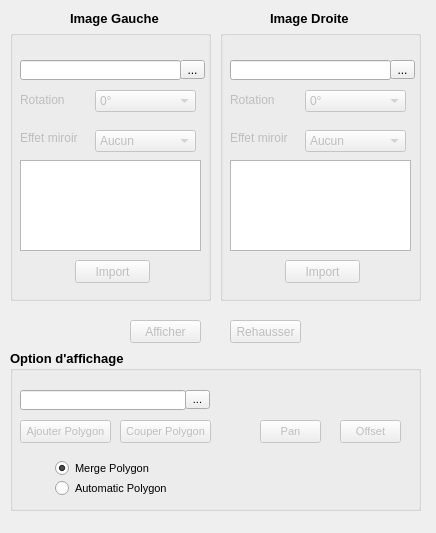
This is ui-optionWindow.ui in Direction-des-inventaires-forestiers/StereoPhoto as Qt 5 draws it before an edit. The edited form follows.
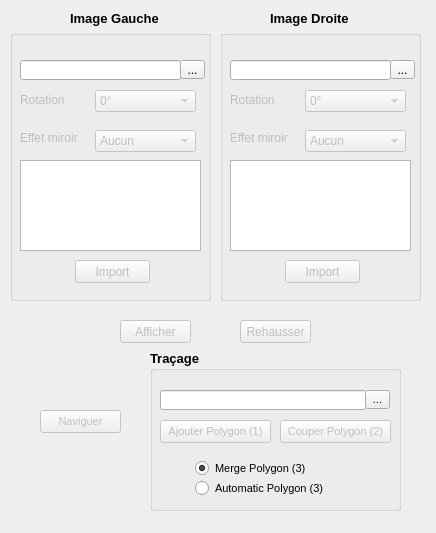
This is the edited form. Icons and pictures are not drawn.

```diff
--- a/ui-optionWindow.ui
+++ b/ui-optionWindow.ui
@@ -428,7 +428,7 @@
    </property>
    <property name="geometry">
     <rect>
-     <x>230</x>
+     <x>240</x>
      <y>320</y>
      <width>71</width>
      <height>23</height>
@@ -447,7 +447,7 @@
    </property>
    <property name="geometry">
     <rect>
-     <x>130</x>
+     <x>120</x>
      <y>320</y>
      <width>71</width>
      <height>23</height>
@@ -463,9 +463,9 @@
    </property>
    <property name="geometry">
     <rect>
-     <x>10</x>
+     <x>150</x>
      <y>350</y>
-     <width>411</width>
+     <width>251</width>
      <height>161</height>
     </rect>
    </property>
@@ -477,7 +477,7 @@
     </font>
    </property>
    <property name="title">
-    <string>Option d'affichage</string>
+    <string>Traçage</string>
    </property>
    <widget class="QLineEdit" name="importLineVectorLayer">
     <property name="enabled">
@@ -487,7 +487,7 @@
      <rect>
       <x>10</x>
       <y>40</y>
-      <width>166</width>
+      <width>206</width>
       <height>20</height>
      </rect>
     </property>
@@ -508,7 +508,7 @@
    <widget class="QToolButton" name="importToolVectorLayer">
     <property name="geometry">
      <rect>
-      <x>175</x>
+      <x>215</x>
       <y>40</y>
       <width>25</width>
       <height>19</height>
@@ -533,7 +533,7 @@
      <rect>
       <x>10</x>
       <y>70</y>
-      <width>91</width>
+      <width>111</width>
       <height>23</height>
      </rect>
     </property>
@@ -545,59 +545,7 @@
      </font>
     </property>
     <property name="text">
-     <string>Ajouter Polygon</string>
-    </property>
-    <property name="checkable">
-     <bool>true</bool>
-    </property>
-   </widget>
-   <widget class="QPushButton" name="offsetButton">
-    <property name="enabled">
-     <bool>false</bool>
-    </property>
-    <property name="geometry">
-     <rect>
-      <x>330</x>
-      <y>70</y>
-      <width>61</width>
-      <height>23</height>
-     </rect>
-    </property>
-    <property name="font">
-     <font>
-      <pointsize>8</pointsize>
-      <weight>50</weight>
-      <bold>false</bold>
-     </font>
-    </property>
-    <property name="text">
-     <string>Offset</string>
-    </property>
-    <property name="checkable">
-     <bool>true</bool>
-    </property>
-   </widget>
-   <widget class="QPushButton" name="panButton">
-    <property name="enabled">
-     <bool>false</bool>
-    </property>
-    <property name="geometry">
-     <rect>
-      <x>250</x>
-      <y>70</y>
-      <width>61</width>
-      <height>23</height>
-     </rect>
-    </property>
-    <property name="font">
-     <font>
-      <pointsize>8</pointsize>
-      <weight>50</weight>
-      <bold>false</bold>
-     </font>
-    </property>
-    <property name="text">
-     <string>Pan</string>
+     <string>Ajouter Polygon (1)</string>
     </property>
     <property name="checkable">
      <bool>true</bool>
@@ -609,9 +557,9 @@
     </property>
     <property name="geometry">
      <rect>
-      <x>110</x>
+      <x>130</x>
       <y>70</y>
-      <width>91</width>
+      <width>111</width>
       <height>23</height>
      </rect>
     </property>
@@ -623,7 +571,7 @@
      </font>
     </property>
     <property name="text">
-     <string>Couper Polygon</string>
+     <string>Couper Polygon (2)</string>
     </property>
     <property name="checkable">
      <bool>true</bool>
@@ -649,7 +597,7 @@
      </font>
     </property>
     <property name="text">
-     <string>Merge Polygon</string>
+     <string>Merge Polygon (3)</string>
     </property>
     <property name="checked">
      <bool>true</bool>
@@ -660,7 +608,7 @@
      <rect>
       <x>45</x>
       <y>130</y>
-      <width>121</width>
+      <width>131</width>
       <height>17</height>
      </rect>
     </property>
@@ -672,10 +620,36 @@
      </font>
     </property>
     <property name="text">
-     <string>Automatic Polygon</string>
+     <string>Automatic Polygon (3)</string>
     </property>
    </widget>
   </widget>
+  <widget class="QPushButton" name="panButton">
+   <property name="enabled">
+    <bool>false</bool>
+   </property>
+   <property name="geometry">
+    <rect>
+     <x>40</x>
+     <y>410</y>
+     <width>81</width>
+     <height>23</height>
+    </rect>
+   </property>
+   <property name="font">
+    <font>
+     <pointsize>8</pointsize>
+     <weight>50</weight>
+     <bold>false</bold>
+    </font>
+   </property>
+   <property name="text">
+    <string>Naviguer</string>
+   </property>
+   <property name="checkable">
+    <bool>true</bool>
+   </property>
+  </widget>
   <zorder>groupBoxRight</zorder>
   <zorder>label_5</zorder>
   <zorder>label_6</zorder>
```
Left out of the diff: 5 changed lines with no effect on the pictures.
